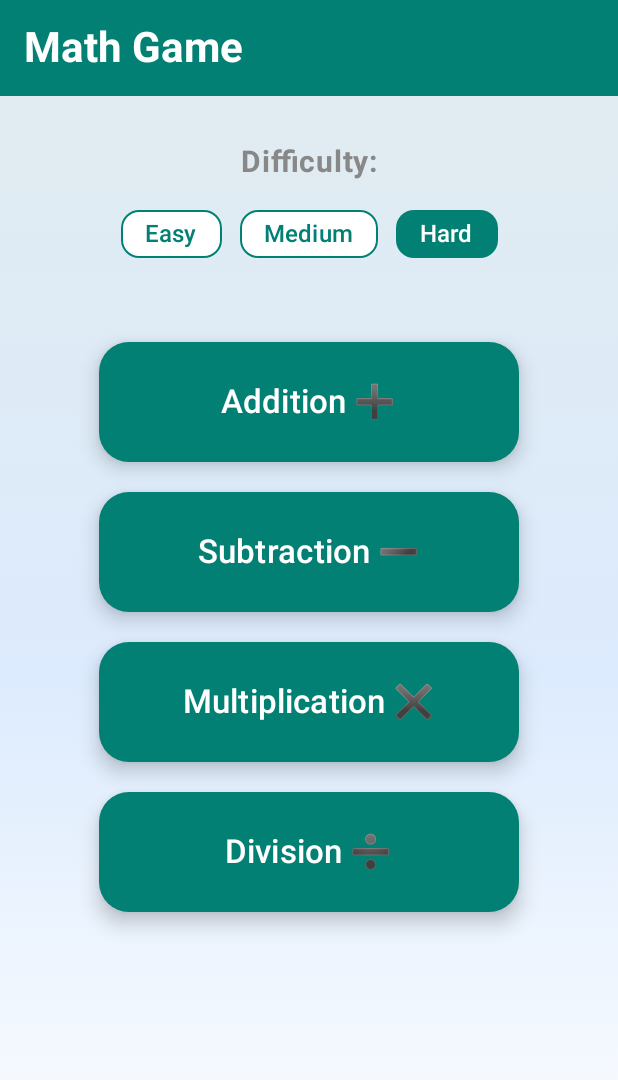
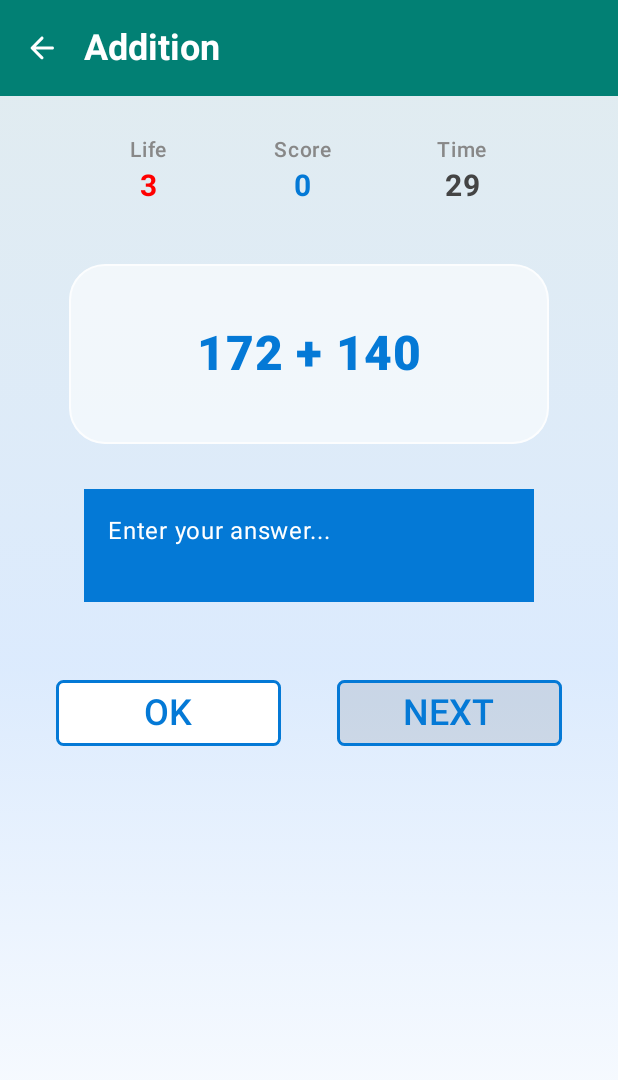
Before and after one commit to Developer199239/MathQuest, an Android app built with Jetpack Compose: the screen it shows after launch (MainActivity), after a tap on "Addition ➕", on a phone screen of 412 x 824 dp. Shown: the top 1080 px of the screen. Run offline under Robolectric (Android 15) with nearby library versions, the phone set to English and light mode, and no system bars; our stand-ins replace accompanist; 3 other taps on this screen came first.

Commit message:
Generate questions based on difficulty level

```diff
--- a/app/src/main/java/com/example/mathgamecompose/GamePage.kt
+++ b/app/src/main/java/com/example/mathgamecompose/GamePage.kt
@@ -1,7 +1,6 @@
 package com.example.mathgamecompose
 
 import android.os.CountDownTimer
-import android.util.Log
 import android.widget.Toast
 import androidx.compose.foundation.background
 import androidx.compose.foundation.border
@@ -46,7 +45,7 @@
 
 @OptIn(ExperimentalMaterial3Api::class)
 @Composable
-fun GamePage(navController: NavController, category: String) {
+fun GamePage(navController: NavController, category: String, difficulty: String) {
     val systemUiController = rememberSystemUiController()
     val greenColor = colorResource(id = R.color.green)
     systemUiController.setStatusBarColor(color = greenColor)
@@ -84,7 +83,7 @@
     }
 
     LaunchedEffect(key1 = category, block = {
-        val (question, answer) = generateQuestion(category)
+        val (question, answer) = generateQuestion(category, difficulty)
         myQuestion.value = question
         correctAnswer.value = answer
     })
@@ -207,7 +206,7 @@
                                 popUpTo("HomePage") { inclusive = false }
                             }
                         } else {
-                            val (question, answer) = generateQuestion(category)
+                            val (question, answer) = generateQuestion(category, difficulty)
                             myQuestion.value = question
                             correctAnswer.value = answer
                             myAnswer.value = ""
--- a/app/src/main/java/com/example/mathgamecompose/MainActivity.kt
+++ b/app/src/main/java/com/example/mathgamecompose/MainActivity.kt
@@ -5,6 +5,7 @@
 import androidx.activity.compose.setContent
 import androidx.activity.enableEdgeToEdge
 import androidx.compose.foundation.layout.fillMaxSize
+import androidx.compose.foundation.layout.padding
 import androidx.compose.material3.Scaffold
 import androidx.compose.runtime.Composable
 import androidx.compose.ui.Modifier
@@ -21,21 +22,22 @@
         enableEdgeToEdge()
         setContent {
             MathGameComposeTheme {
-                Scaffold(modifier = Modifier.fillMaxSize()) { _ ->
-                    MyNavigation()
+                Scaffold(modifier = Modifier.fillMaxSize()) { innerPadding ->
+                    MyNavigation(modifier = Modifier.padding(innerPadding))
                 }
             }
         }
     }
 
     @Composable
-    fun MyNavigation() {
+    fun MyNavigation(modifier: Modifier = Modifier) {
 
         val navController = rememberNavController()
 
         NavHost(
             navController = navController,
-            startDestination = "HomePage"
+            startDestination = "HomePage",
+//            modifier = modifier
         ) {
 
             composable(
@@ -45,25 +47,31 @@
             }
 
             composable(
-                route = "GamePage/{category}",
+                route = "GamePage/{category}/{difficulty}",
                 arguments = listOf(
-                    navArgument("category"){type = NavType.StringType}
+                    navArgument("category") { type = NavType.StringType },
+                    navArgument("difficulty") { type = NavType.StringType }
                 )
-            ){
-                val selectedCategory = it.arguments?.getString("category")
+            ) { backStackEntry ->
+                val category = backStackEntry.arguments?.getString("category")
+                val difficulty = backStackEntry.arguments?.getString("difficulty")
 
-                selectedCategory?.let { category ->
-                    GamePage(navController = navController, category = category)
+                if (category != null && difficulty != null) {
+                    GamePage(
+                        navController = navController,
+                        category = category,
+                        difficulty = difficulty
+                    )
                 }
             }
 
             composable(
                 route = "ResultPage/{score}",
                 arguments = listOf(
-                    navArgument("score"){type = NavType.IntType}
+                    navArgument("score") { type = NavType.IntType }
                 )
-            ){
-                val userScore = it.arguments?.getInt("score")
+            ) { backStackEntry ->
+                val userScore = backStackEntry.arguments?.getInt("score")
                 userScore?.let { score ->
                     ResultPage(navController = navController, score = score)
                 }
```
Also changed, not shown: app/src/main/java/com/example/mathgamecompose/GameLogic.kt (+29 -18 lines).
